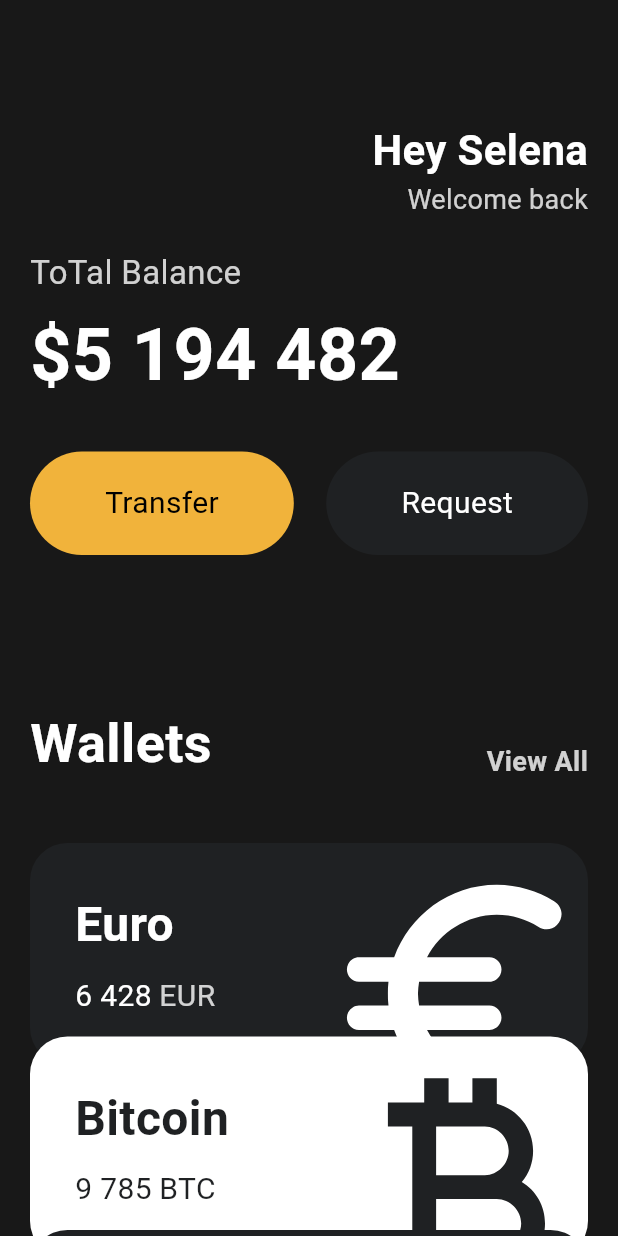
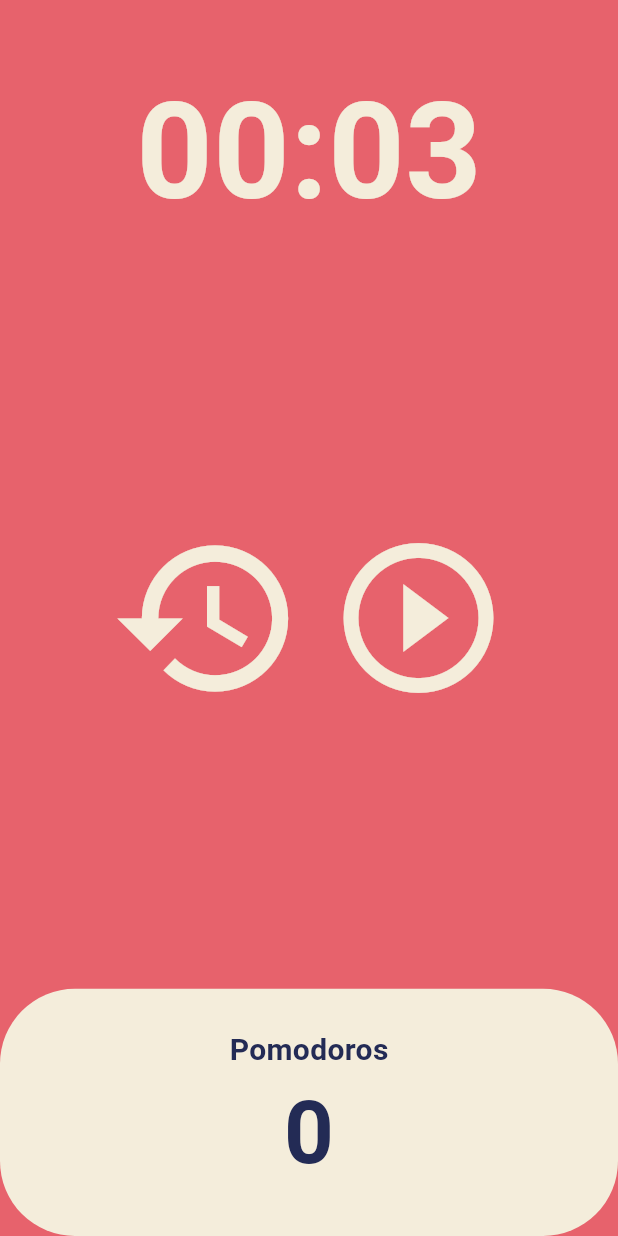
Before and after one commit to pyheejin/toonflix, a Flutter app: the screen it shows after launch, on a phone screen of 412 x 824 dp. Run offline on Flutter 3.47's test engine with Material 3 defaults, Android fonts, the phone set to English and light mode, and no system bars.

Commit message:
pomodoros app

```diff
--- a/lib/main.dart
+++ b/lib/main.dart
@@ -1,6 +1,5 @@
 import 'package:flutter/material.dart';
-import 'package:toonflix/widgets/button.dart';
-import 'package:toonflix/widgets/currency_card.dart';
+import 'package:toonflix/screens/home_screen.dart';
 
 void main() {
   runApp(const App());
@@ -12,143 +11,18 @@ class App extends StatelessWidget {
   @override
   Widget build(BuildContext context) {
     return MaterialApp(
-      home: Scaffold(
-        backgroundColor: const Color(0xFF181818),
-        body: SingleChildScrollView(
-          child: Padding(
-            padding: const EdgeInsets.symmetric(
-              horizontal: 20,
-            ),
-            child: Column(
-              crossAxisAlignment: CrossAxisAlignment.start,
-              children: [
-                const SizedBox(
-                  height: 80,
-                ),
-                Row(
-                  mainAxisAlignment: MainAxisAlignment.end,
-                  children: [
-                    Column(
-                        crossAxisAlignment: CrossAxisAlignment.end,
-                        children: [
-                          const Text(
-                            'Hey Selena',
-                            style: TextStyle(
-                                color: Colors.white,
-                                fontSize: 28,
-                                fontWeight: FontWeight.w700),
-                          ),
-                          Text(
-                            'Welcome back',
-                            style: TextStyle(
-                              color: Colors.white.withOpacity(0.8),
-                              fontSize: 18,
-                            ),
-                          ),
-                        ])
-                  ],
-                ),
-                const SizedBox(
-                  height: 20,
-                ),
-                Text(
-                  'ToTal Balance',
-                  style: TextStyle(
-                    color: Colors.white.withOpacity(0.8),
-                    fontSize: 22,
-                  ),
-                ),
-                const SizedBox(
-                  height: 5,
-                ),
-                const Text(
-                  '\$5 194 482',
-                  style: TextStyle(
-                      color: Colors.white,
-                      fontSize: 48,
-                      fontWeight: FontWeight.w600),
-                ),
-                const SizedBox(
-                  height: 30,
-                ),
-                const Row(
-                  mainAxisAlignment: MainAxisAlignment.spaceBetween,
-                  children: [
-                    Button(
-                      text: "Transfer",
-                      bgColor: Color(0xFFF1B33B),
-                      textColor: Colors.black,
-                    ),
-                    Button(
-                      text: "Request",
-                      bgColor: Color(0xFF1F2123),
-                      textColor: Colors.white,
-                    ),
-                  ],
-                ),
-                const SizedBox(
-                  height: 100,
-                ),
-                Row(
-                  crossAxisAlignment: CrossAxisAlignment.end,
-                  mainAxisAlignment: MainAxisAlignment.spaceBetween,
-                  children: [
-                    const Text(
-                      'Wallets',
-                      style: TextStyle(
-                        color: Colors.white,
-                        fontSize: 36,
-                        fontWeight: FontWeight.w600,
-                      ),
-                    ),
-                    Text(
-                      'View All',
-                      style: TextStyle(
-                        color: Colors.white.withOpacity(0.8),
-                        fontSize: 18,
-                        fontWeight: FontWeight.w600,
-                      ),
-                    ),
-                  ],
-                ),
-                const SizedBox(
-                  height: 20,
-                ),
-                const CurrencyCard(
-                  name: 'Euro',
-                  code: 'EUR',
-                  amount: '6 428',
-                  icon: Icons.euro_rounded,
-                  isInverted: false,
-                  order: 1,
-                ),
-                Transform.translate(
-                  offset: const Offset(0, -20),
-                  child: const CurrencyCard(
-                    name: 'Bitcoin',
-                    code: 'BTC',
-                    amount: '9 785',
-                    icon: Icons.currency_bitcoin,
-                    isInverted: true,
-                    order: 2,
-                  ),
-                ),
-                Transform.translate(
-                  offset: const Offset(0, -40),
-                  child: const CurrencyCard(
-                    name: 'Dollar',
-                    code: 'USD',
-                    amount: '428',
-                    icon: Icons.attach_money_outlined,
-                    isInverted: false,
-                    order: 3,
-                  ),
-                ),
-              ],
-            ),
+      theme: ThemeData(
+        textTheme: const TextTheme(
+          displayLarge: TextStyle(
+            color: Color(0xFF232B55),
           ),
         ),
+        cardColor: const Color(0xFFF4EDDB),
+        colorScheme: ColorScheme.fromSwatch(
+          backgroundColor: const Color(0xFFE7626C),
+        ),
       ),
+      home: const HomeScreen(),
     );
   }
 }
--- /dev/null
+++ b/lib/screens/home_screen.dart
@@ -0,0 +1,157 @@
+import 'dart:async';
+
+import 'package:flutter/material.dart';
+
+class HomeScreen extends StatefulWidget {
+  const HomeScreen({super.key});
+
+  @override
+  State<HomeScreen> createState() => _HomeScreenState();
+}
+
+class _HomeScreenState extends State<HomeScreen> {
+  static const twentyFiveMinutes = 3;
+  int totalSeconds = twentyFiveMinutes;
+  int totalPomodoros = 0;
+  bool isRunning = false;
+  late Timer timer;
+
+  void onTick(Timer timer) {
+    if (totalSeconds == 0) {
+      setState(() {
+        totalPomodoros = totalPomodoros + 1;
+        isRunning = false;
+        totalSeconds = twentyFiveMinutes;
+      });
+      timer.cancel();
+    } else {
+      setState(() {
+        totalSeconds = totalSeconds - 1;
+      });
+    }
+  }
+
+  void onStartPressed() {
+    timer = Timer.periodic(
+      const Duration(seconds: 1),
+      onTick,
+    );
+    setState(() {
+      isRunning = true;
+    });
+  }
+
+  void onPausePressed() {
+    timer.cancel();
+    setState(() {
+      isRunning = false;
+    });
+  }
+
+  void onResetPressed() {
+    setState(() {
+      isRunning = false;
+      totalSeconds = twentyFiveMinutes;
+    });
+  }
+
+  String format(int seconds) {
+    var durationData = Duration(seconds: seconds);
+    var duration = durationData.toString().split('.').first.substring(2, 7);
+    return duration;
+  }
+
+  @override
+  Widget build(BuildContext context) {
+    return Scaffold(
+      backgroundColor: Theme.of(context).colorScheme.background,
+      body: Column(
+        children: [
+          Flexible(
+            flex: 1,
+            child: Container(
+              alignment: Alignment.bottomCenter,
+              child: Text(
+                format(totalSeconds),
+                style: TextStyle(
+                  color: Theme.of(context).cardColor,
+                  fontSize: 89,
+                  fontWeight: FontWeight.w600,
+                ),
+              ),
+            ),
+          ),
+          Flexible(
+            flex: 3,
+            child: Row(
+              mainAxisAlignment: MainAxisAlignment.center,
+              children: [
+                Center(
+                  child: IconButton(
+                    iconSize: 130,
+                    color: Theme.of(context).cardColor,
+                    onPressed: onResetPressed,
+                    icon: const Icon(
+                      Icons.restore_outlined,
+                    ),
+                  ),
+                ),
+                Center(
+                  child: IconButton(
+                    iconSize: 120,
+                    color: Theme.of(context).cardColor,
+                    onPressed: isRunning ? onPausePressed : onStartPressed,
+                    icon: Icon(
+                      isRunning
+                          ? Icons.pause_circle_outline
+                          : Icons.play_circle_outline,
+                    ),
+                  ),
+                ),
+              ],
+            ),
+          ),
+          Flexible(
+            flex: 1,
+            child: Row(
+              children: [
+                Expanded(
+                  child: Container(
+                    decoration: BoxDecoration(
+                        color: Theme.of(context).cardColor,
+                        borderRadius: BorderRadius.circular(50)),
+                    child: Column(
+                      mainAxisAlignment: MainAxisAlignment.center,
+                      children: [
+                        Text(
+                          'Pomodoros',
+                          style: TextStyle(
+                              fontSize: 20,
+                              fontWeight: FontWeight.w600,
+                              color: Theme.of(context)
+                                  .textTheme
+                                  .displayLarge!
+                                  .color),
+                        ),
+                        Text(
+                          '$totalPomodoros',
+                          style: TextStyle(
+                              fontSize: 58,
+                              fontWeight: FontWeight.w600,
+                              color: Theme.of(context)
+                                  .textTheme
+                                  .displayLarge!
+                                  .color),
+                        ),
+                      ],
+                    ),
+                  ),
+                ),
+              ],
+            ),
+          ),
+        ],
+      ),
+    );
+  }
+}
--- a/lib/widgets/button.dart
+++ /dev/null
@@ -1,37 +0,0 @@
-import 'package:flutter/material.dart';
-
-class Button extends StatelessWidget {
-  final String text;
-  final Color bgColor;
-  final Color textColor;
-
-  const Button({
-    super.key,
-    required this.text,
-    required this.bgColor,
-    required this.textColor,
-  });
-
-  @override
-  Widget build(BuildContext context) {
-    return Container(
-      decoration: BoxDecoration(
-        color: bgColor,
-        borderRadius: BorderRadius.circular(45),
-      ),
-      child: Padding(
-        padding: const EdgeInsets.symmetric(
-          vertical: 20,
-          horizontal: 50,
-        ),
-        child: Text(
-          text,
-          style: TextStyle(
-            color: textColor,
-            fontSize: 20,
-          ),
-        ),
-      ),
-    );
-  }
-}
--- a/lib/widgets/currency_card.dart
+++ /dev/null
@@ -1,92 +0,0 @@
-import 'package:flutter/material.dart';
-
-class CurrencyCard extends StatelessWidget {
-  final String name, code, amount;
-  final IconData icon;
-  final bool isInverted;
-  final int order;
-
-  final _blackColor = const Color(0xFF1F2123);
-
-  const CurrencyCard({
-    super.key,
-    required this.name,
-    required this.code,
-    required this.amount,
-    required this.icon,
-    required this.isInverted,
-    required this.order,
-  });
-
-  @override
-  Widget build(BuildContext context) {
-    return Transform.translate(
-      offset: Offset(0, order - 1 * -20),
-      child: Container(
-        clipBehavior: Clip.hardEdge,
-        decoration: BoxDecoration(
-          color: isInverted ? Colors.white : _blackColor,
-          borderRadius: BorderRadius.circular(25),
-        ),
-        child: Padding(
-          padding: const EdgeInsets.all(30),
-          child: Row(
-            mainAxisAlignment: MainAxisAlignment.spaceBetween,
-            children: [
-              Column(
-                crossAxisAlignment: CrossAxisAlignment.start,
-                children: [
-                  Text(
-                    name,
-                    style: TextStyle(
-                      color: isInverted ? _blackColor : Colors.white,
-                      fontSize: 32,
-                      fontWeight: FontWeight.w600,
-                    ),
-                  ),
-                  const SizedBox(
-                    height: 10,
-                  ),
-                  Row(
-                    children: [
-                      Text(
-                        amount,
-                        style: TextStyle(
-                          color: isInverted ? _blackColor : Colors.white,
-                          fontSize: 20,
-                        ),
-                      ),
-                      const SizedBox(
-                        width: 5,
-                      ),
-                      Text(
-                        code,
-                        style: TextStyle(
-                          color: isInverted
-                              ? _blackColor
-                              : Colors.white.withOpacity(0.8),
-                          fontSize: 20,
-                        ),
-                      ),
-                    ],
-                  ),
-                ],
-              ),
-              Transform.scale(
-                scale: 2.2,
-                child: Transform.translate(
-                  offset: const Offset(-5, 12),
-                  child: Icon(
-                    icon,
-                    color: isInverted ? _blackColor : Colors.white,
-                    size: 88,
-                  ),
-                ),
-              ),
-            ],
-          ),
-        ),
-      ),
-    );
-  }
-}
```
Also changed, not shown: 2 other files.
